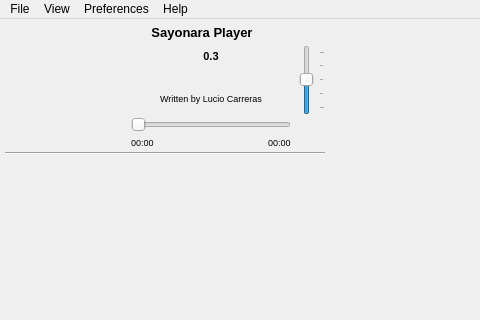
The window that trunk/GUI/player/GUI_Simpleplayer.ui (shahid334/sayonara-player) describes before a commit, drawn with Qt 5; both pictures show x 0 to 480 and y 0 to 320 of the 832 by 571 pixel window.
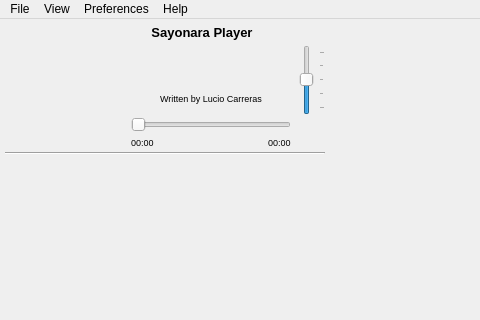
The same window after the commit. Icons and pictures are not drawn. Custom widgets are drawn as their Qt base class.

Diff of the .ui file:
```diff
--- a/trunk/GUI/player/GUI_Simpleplayer.ui
+++ b/trunk/GUI/player/GUI_Simpleplayer.ui
@@ -326,7 +326,7 @@
        <string notr="true"/>
       </property>
       <property name="text">
-       <string>0.3</string>
+       <string></string>
       </property>
       <property name="alignment">
        <set>Qt::AlignCenter</set>
```
